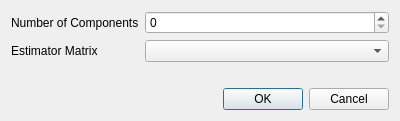
Old version of the form src/wiser/gui/ui_files/pca_dialog.ui in the repository Ehlmann-research-group/WISER.
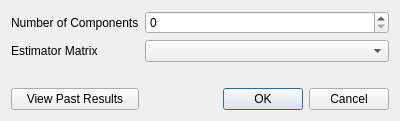
New version of the form.

Commit message: feat: Adding max component default to mnf and pca dialog

```diff
--- a/src/wiser/gui/ui_files/pca_dialog.ui
+++ b/src/wiser/gui/ui_files/pca_dialog.ui
@@ -57,6 +57,13 @@
      </property>
     </spacer>
    </item>
+   <item row="3" column="0">
+    <widget class="QPushButton" name="btn_past_results">
+     <property name="text">
+      <string>View Past Results</string>
+     </property>
+    </widget>
+   </item>
   </layout>
  </widget>
  <resources/>
```
The commit also changes 3 other files.
